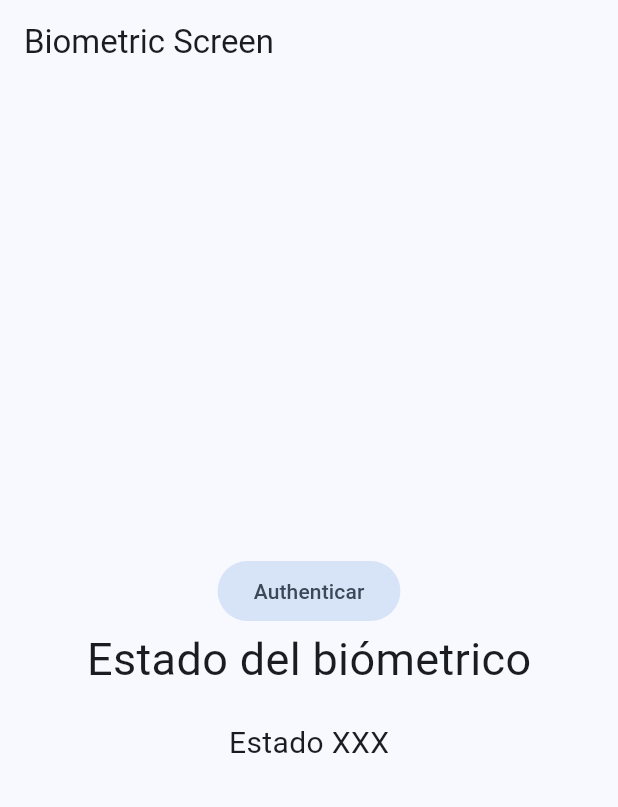
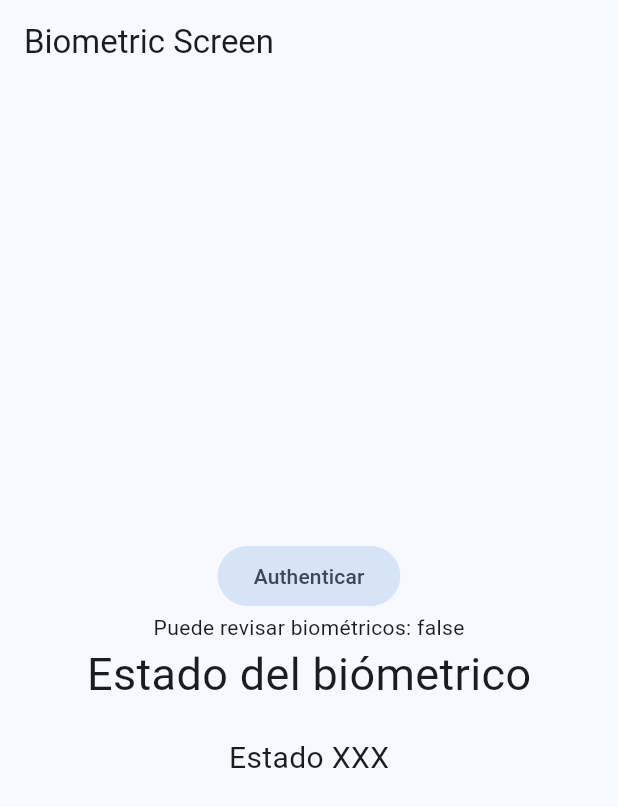
Before and after one commit to diegopagini/Miscelaneos_Flutter, a Flutter app: the BiometricScreen screen opened by its route, on a phone screen of 412 x 824 dp. Shown: the top 807 px of the screen. Run offline on Flutter 3.47's test engine with Material 3 defaults, Android fonts, the phone set to English and light mode, and no system bars; our stand-ins replace dio, flutter_compass, flutter_riverpod, go_router, google_fonts, local_auth and 4 more; generated files the repository leaves out were written again.

Commit message:
biometrics

```diff
--- a/lib/config/config.dart
+++ b/lib/config/config.dart
@@ -1,3 +1,4 @@
+export 'plugins/local_auth_plugin.dart';
 export 'plugins/share_plugin.dart';
 export 'router/app_router.dart';
 export 'theme/app_theme.dart';
--- a/lib/presentation/providers/providers.dart
+++ b/lib/presentation/providers/providers.dart
@@ -1,4 +1,5 @@
 export 'app_state_provider.dart';
+export 'local_auth/local_auth_providers.dart';
 export 'permissions_provider.dart';
 export 'pokemons/pokemon_list_provider.dart';
 export 'pokemons/pokemon_provider.dart';
--- a/lib/presentation/screens/biometrics/biometric_screen.dart
+++ b/lib/presentation/screens/biometrics/biometric_screen.dart
@@ -1,10 +1,14 @@
 import 'package:flutter/material.dart';
+import 'package:flutter_riverpod/flutter_riverpod.dart';
+import 'package:miscelaneos/presentation/providers/local_auth/local_auth_providers.dart';
 
-class BiometricScreen extends StatelessWidget {
+class BiometricScreen extends ConsumerWidget {
   const BiometricScreen({super.key});
 
   @override
-  Widget build(BuildContext context) {
+  Widget build(BuildContext context, WidgetRef ref) {
+    final canCheckBiometris = ref.watch(canCheckBiometricsProvider);
+
     return Scaffold(
       appBar: AppBar(
         title: const Text('Biometric Screen'),
@@ -15,6 +19,10 @@ class BiometricScreen extends StatelessWidget {
         children: [
           FilledButton.tonal(
               onPressed: () {}, child: const Text('Authenticar')),
+          canCheckBiometris.when(
+              data: (canCheck) => Text('Puede revisar biométricos: $canCheck'),
+              error: (error, _) => Text('Error: $error'),
+              loading: () => const CircularProgressIndicator()),
           const Text(
             'Estado del biómetrico',
             style: TextStyle(fontSize: 30),
```
Also changed, not shown: lib/config/plugins/local_auth_plugin.dart (added, +62 -0 lines), lib/presentation/providers/local_auth/local_auth_providers.dart (added, +11 -0 lines), lib/presentation/providers/local_auth/local_auth_providers.g.dart (added), 4 other files.
